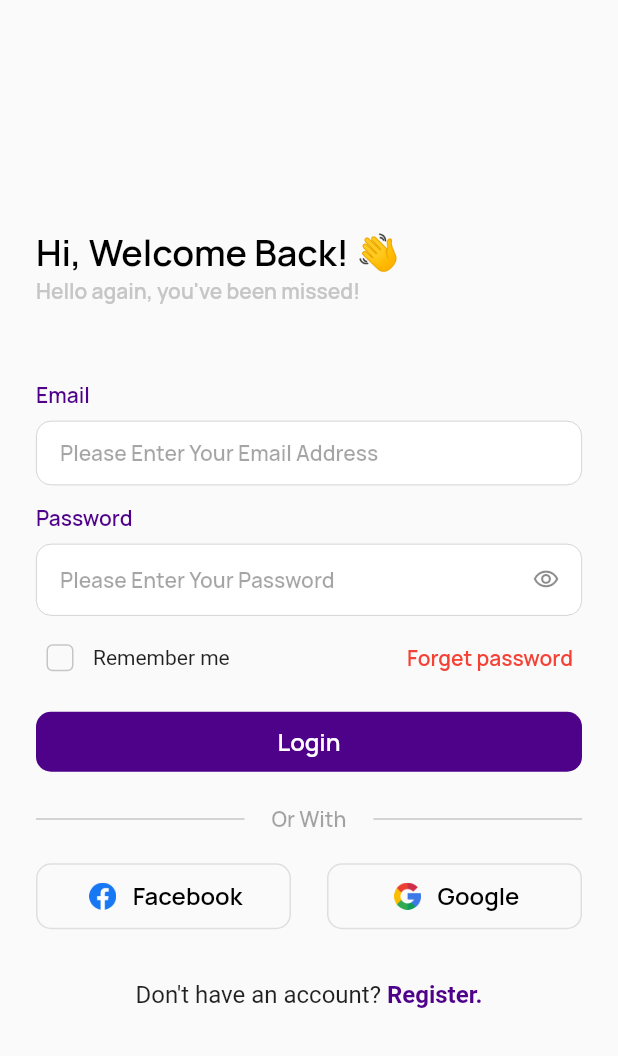
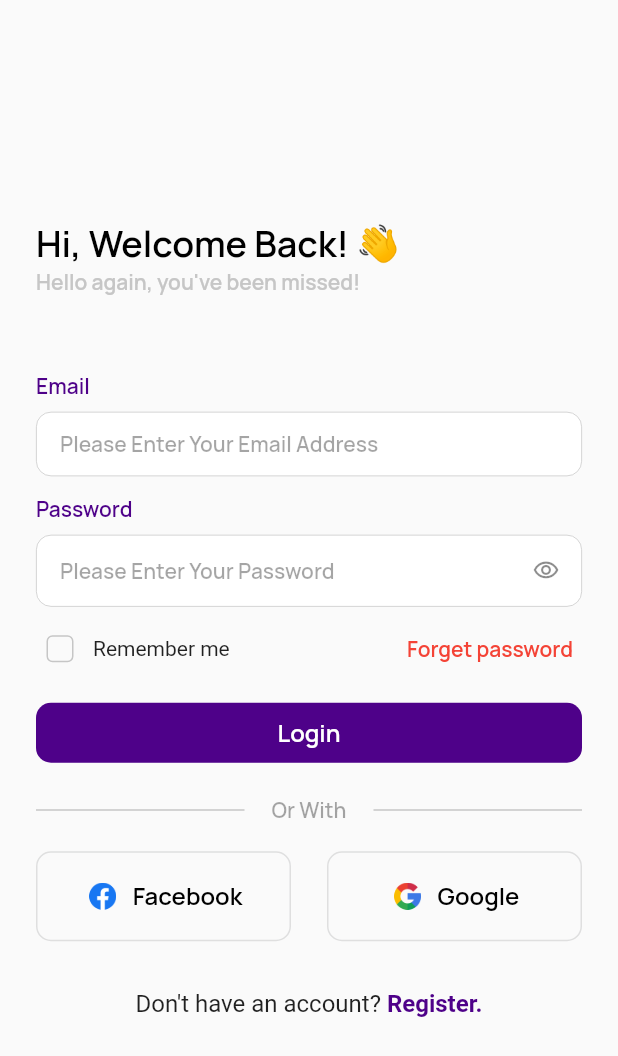
Before and after one commit to Hippopop/full-stack-todo, a Flutter app: the screen it shows after launch, on a phone screen of 412 x 824 dp. Shown: the top 1056 px of the screen. Run offline on Flutter 3.47's test engine with Material 3 defaults, Android fonts, the light colour scheme and no system bars; our stand-ins replace country_picker, dio, envied, flutter_riverpod, freezed_annotation, go_router and 4 more; missing offline and left inert: fresh_dio; generated files the repository leaves out were written again.

Commit message:
chore: responsive auth system added!

```diff
--- a/todo_client/lib/src/constants/assets/images/images.dart
+++ b/todo_client/lib/src/constants/assets/images/images.dart
@@ -1,3 +1,4 @@
 final class AssetImages {
   static const boyProfile = "assets/images/boy_profile.png";
+  static const loginImage = "assets/images/login_page.jpg";
 }
--- a/todo_client/lib/src/constants/server/api/api_config.dart
+++ b/todo_client/lib/src/constants/server/api/api_config.dart
@@ -2,7 +2,7 @@ import 'package:envied/envied.dart';
 
 part 'api_config.g.dart';
 
-@Envied(path: './.env', obfuscate: true)
+@Envied(path: './.env.prod', obfuscate: true)
 abstract class APIConfig {
   @EnviedField(varName: 'LOGIN')
   static final String login = _APIConfig.login;
--- a/todo_client/lib/src/features/authentication/views/login_screen.dart
+++ b/todo_client/lib/src/features/authentication/views/login_screen.dart
@@ -3,27 +3,69 @@ import 'package:flutter/material.dart';
 import 'package:flutter_riverpod/flutter_riverpod.dart';
 import 'package:go_router/go_router.dart';
 import 'package:todo_client/src/constants/assets/icons/icons.dart';
+import 'package:todo_client/src/constants/assets/images/images.dart';
 import 'package:todo_client/src/constants/design/border_radius.dart';
 import 'package:todo_client/src/constants/design/paddings.dart';
 import 'package:todo_client/src/features/authentication/controllers/login_controller.dart';
 import 'package:todo_client/src/features/authentication/views/registration_screen.dart';
 import 'package:todo_client/src/features/homepage/views/todo_screen.dart';
 import 'package:todo_client/src/global/widgets/custom_titled_textfield.dart';
+import 'package:todo_client/src/global/widgets/responsive_two_sided_card.dart';
 import 'package:todo_client/src/system/themes/app_theme.dart';
 import 'package:todo_client/src/utilities/dribble_snackbar/scaffold_utilities.dart';
 import 'package:todo_client/src/utilities/extensions/size_utilities.dart';
 import 'package:todo_client/src/utilities/forms/custom_form_validator.dart';
 import 'package:todo_client/src/utilities/responsive/responsive_state_wrapper.dart';
 
-class LoginScreen extends ConsumerStatefulWidget {
+class LoginScreen extends StatelessWidget {
   const LoginScreen({super.key});
   static const route = "/login";
 
   @override
-  ConsumerState<ConsumerStatefulWidget> createState() => _LoginScreenState();
+  Widget build(BuildContext context) {
+    return Scaffold(
+      body: ResponsiveParentWrapper(
+        builder: (context, state) {
+          return switch (state) {
+            > ResponsiveState.sm => Center(
+                child: ResponsiveTwoSidedCard(
+                  leftSideWidget: SizedBox.expand(
+                    child: Image.asset(
+                      AssetImages.loginImage,
+                      fit: BoxFit.cover,
+                    ),
+                  ),
+                  rightSideWidget: Padding(
+                    padding: vertical24 + vertical16 + horizontal12,
+                    child: const VerticalLoginArea(),
+                  ),
+                ),
+              ),
+            _ => SafeArea(
+                child: Center(
+                  child: ConstrainedBox(
+                    constraints: BoxConstraints(
+                      maxWidth: ResponsiveState.xs.max,
+                    ),
+                    child: const VerticalLoginArea(),
+                  ),
+                ),
+              )
+          };
+        },
+      ),
+    );
+  }
 }
 
-class _LoginScreenState extends ConsumerState<LoginScreen> {
+class VerticalLoginArea extends StatefulWidget {
+  const VerticalLoginArea({super.key});
+
+  @override
+  State<VerticalLoginArea> createState() => _VerticalLoginAreaState();
+}
+
+class _VerticalLoginAreaState extends State<VerticalLoginArea> {
   bool _showPassword = false;
 
   late TextEditingController emailController = TextEditingController();
@@ -38,6 +80,8 @@ class _LoginScreenState extends ConsumerState<LoginScreen> {
 
   @override
   Widget build(BuildContext context) {
+    return Consumer(
+      builder: (context, ref, child) {
         ref.listen(loginControllerProvider, (previous, next) {
           next.maybeWhen(
             orElse: () {},
@@ -60,12 +104,7 @@ class _LoginScreenState extends ConsumerState<LoginScreen> {
         });
         final provider = ref.watch(loginControllerProvider);
         final loginState = provider.requireValue;
-    return Scaffold(
-      body: ResponsiveParentWrapper(builder: (context, c) {
-        return SafeArea(
-          child: SizedBox(
-            height: MediaQuery.sizeOf(context).height,
-            child: Center(
+        return Center(
           child: SingleChildScrollView(
             child: Padding(
               padding: horizontal24,
@@ -127,7 +166,7 @@ class _LoginScreenState extends ConsumerState<LoginScreen> {
                           child: Row(
                             children: [
                               Checkbox(
-                                    value: provider.requireValue.remember,
+                                value: loginState.remember,
                                 materialTapTargetSize:
                                     MaterialTapTargetSize.shrinkWrap,
                                 visualDensity: VisualDensity.compact,
@@ -193,14 +232,20 @@ class _LoginScreenState extends ConsumerState<LoginScreen> {
                           }
                         },
                         child: provider.isLoading
-                                ? const SizedBox.square(
+                            ? const Padding(
+                                padding: vertical8,
+                                child: SizedBox.square(
                                   dimension: 24,
                                   child: CircularProgressIndicator(
                                     strokeWidth: 2,
                                   ),
+                                ),
                               )
-                                : const Text(
+                            : const Padding(
+                                padding: vertical8,
+                                child: Text(
                                   "Login",
+                                ),
                               ),
                       );
                     }),
@@ -230,11 +275,14 @@ class _LoginScreenState extends ConsumerState<LoginScreen> {
                         Expanded(
                           child: OutlinedButton.icon(
                             onPressed: () {},
-                                icon: SizedBox.square(
+                            icon: Padding(
+                              padding: vertical8,
+                              child: SizedBox.square(
                                 dimension: 24,
                                 child: Padding(
                                   padding: all3,
                                   child: Image.asset(AssetIcons.facebookIcon),
+                                ),
                               ),
                             ),
                             label: const Text("Facebook"),
@@ -244,11 +292,14 @@ class _LoginScreenState extends ConsumerState<LoginScreen> {
                         Expanded(
                           child: OutlinedButton.icon(
                             onPressed: () {},
-                                icon: SizedBox.square(
+                            icon: Padding(
+                              padding: vertical8,
+                              child: SizedBox.square(
                                 dimension: 24,
                                 child: Padding(
                                   padding: all3,
                                   child: Image.asset(AssetIcons.googleIcon),
+                                ),
                               ),
                             ),
                             label: const Text("Google"),
@@ -266,9 +317,8 @@ class _LoginScreenState extends ConsumerState<LoginScreen> {
                             TextSpan(
                               text: "Register.",
                               recognizer: TapGestureRecognizer()
-                                    ..onTap = () {
-                                      context.push(RegistrationScreen.route);
-                                    },
+                                ..onTap = () =>
+                                    context.push(RegistrationScreen.route),
                               style: TextStyle(
                                 color: context.color.mainSecondBatch,
                                 fontWeight: FontWeight.bold,
@@ -283,80 +333,8 @@ class _LoginScreenState extends ConsumerState<LoginScreen> {
               ),
             ),
           ),
-            ),
-          ),
         );
-      }),
+      },
     );
   }
 }
-/*
-class AuthLockRiveWidget extends StatefulWidget {
-  const AuthLockRiveWidget({
-    super.key,
-  });
-
-  @override
-  State<AuthLockRiveWidget> createState() => _AuthLockRiveWidgetState();
-}
-
-class _AuthLockRiveWidgetState extends State<AuthLockRiveWidget> {
-  @override
-  Widget build(BuildContext context) {
-    return SafeArea(
-      child: Padding(
-        padding: const EdgeInsets.all(12.0),
-        child: SingleChildScrollView(
-          child: Column(
-            mainAxisAlignment: MainAxisAlignment.center,
-            crossAxisAlignment: CrossAxisAlignment.stretch,
-            children: [
-              const AuthIntroPart(),
-              TextFormField(),
-              const SizedBox(height: 8),
-              TextFormField(),
-              const SizedBox(height: 8),
-              ElevatedButton(
-                onPressed: () {},
-                child: const Text(
-                  "Login",
-                ),
-              ),
-            ],
-          ),
-        ),
-      ),
-    );
-  }
-}
-
-class AuthIntroPart extends StatelessWidget {
-  const AuthIntroPart({
-    super.key,
-  });
-
-  @override
-  Widget build(BuildContext context) {
-    return SingleChildScrollView(
-      child: Column(
-        crossAxisAlignment: CrossAxisAlignment.stretch,
-        children: [
-          const AuthLottie(),
-          Text(
-            "Hey there!",
-            style: context.text.headlineMedium?.copyWith(
-              color: context.color?.primary,
-            ),
-          ),
-          Text(
-            "Hey there!",
-            style: context.text.headlineMedium?.copyWith(
-              color: context.color?.primary,
-            ),
-          ),
-        ],
-      ),
-    );
-  }
-}
- */
```
Also changed, not shown: todo_client/lib/src/features/authentication/views/registration_screen.dart (+207 -26 lines), todo_client/lib/src/global/widgets/responsive_two_sided_card.dart (added, +46 -0 lines), todo_client/assets/images/login_page.jpg (added), todo_client/lib/src/constants/server/api/api_config.g.dart, 10 other files. Lines whose indentation alone changed are shown as unchanged.
